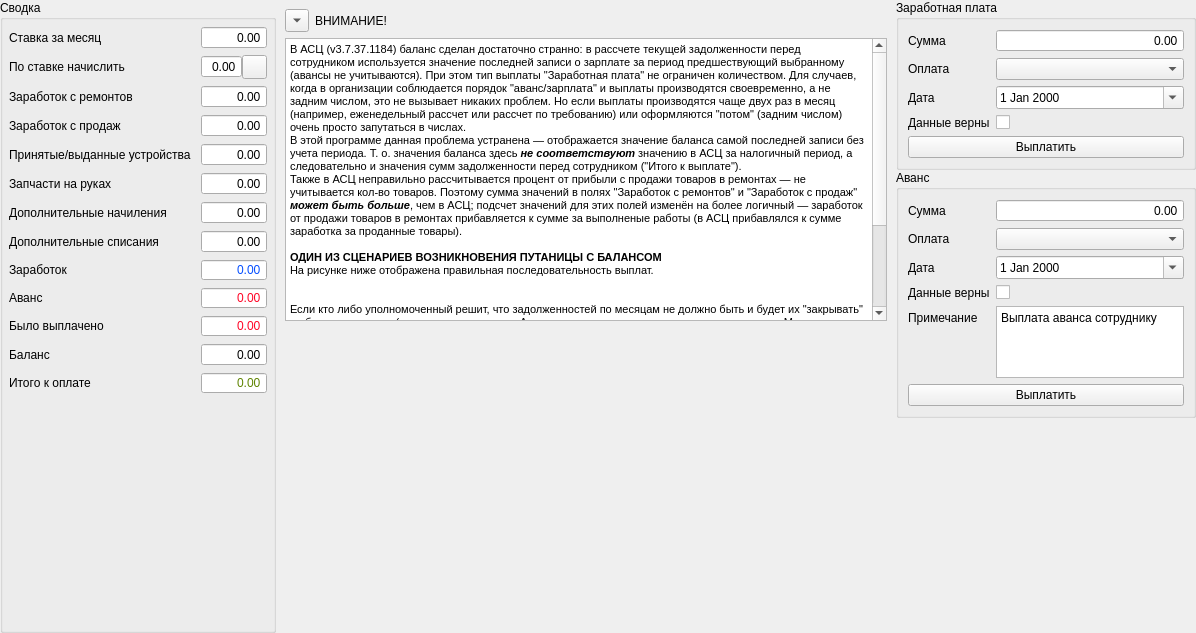
solderercb/snap_crm, file widgets/salarytabwidgets/spagesalarysummary.ui: the form before one commit.
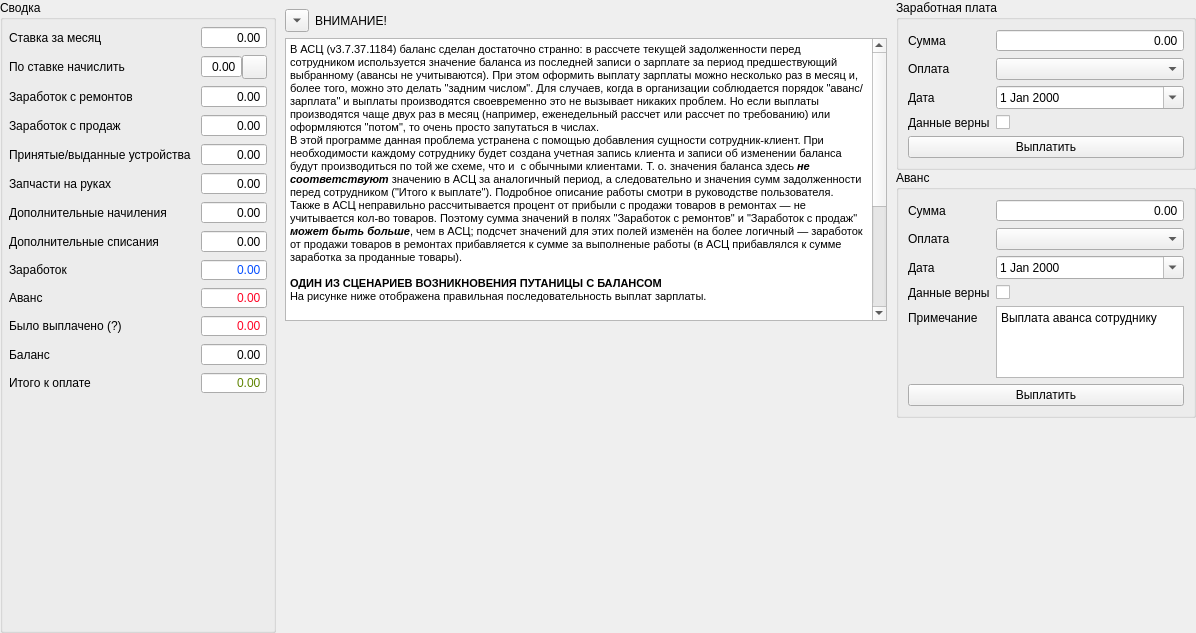
The form after the commit. Icons and pictures are not drawn. Custom widgets are drawn as their Qt base class.

Commit message: [SAVEGAME] Зарплата: реализована работа с балансом (требуется тщательное тестирование). Мелкие исправления.

```diff
--- a/widgets/salarytabwidgets/spagesalarysummary.ui
+++ b/widgets/salarytabwidgets/spagesalarysummary.ui
@@ -297,7 +297,7 @@
         <item row="10" column="0">
          <widget class="QLabel" name="labelPayed">
           <property name="text">
-           <string>Было выплачено</string>
+           <string>Было выплачено (?)</string>
           </property>
          </widget>
         </item>
@@ -405,15 +405,15 @@
 &lt;html&gt;&lt;head&gt;&lt;meta name=&quot;qrichtext&quot; content=&quot;1&quot; /&gt;&lt;style type=&quot;text/css&quot;&gt;
 p, li { white-space: pre-wrap; }
 &lt;/style&gt;&lt;/head&gt;&lt;body style=&quot; font-family:'MS Shell Dlg 2'; font-size:8.25pt; font-weight:400; font-style:normal;&quot;&gt;
-&lt;p style=&quot; margin-top:0px; margin-bottom:0px; margin-left:0px; margin-right:0px; -qt-block-indent:0; text-indent:0px;&quot;&gt;&lt;span style=&quot; font-size:8pt;&quot;&gt;В АСЦ (v3.7.37.1184) баланс сделан достаточно странно: в рассчете текущей задолженности перед сотрудником используется значение последней записи о зарплате за период предшествующий выбранному (авансы не учитываются). При этом тип выплаты &amp;quot;Заработная плата&amp;quot; не ограничен количеством. Для случаев, когда в организации соблюдается порядок &amp;quot;аванс/зарплата&amp;quot; и выплаты производятся своевременно, а не задним числом, это не вызывает никаких проблем. Но если выплаты производятся чаще двух раз в месяц (например, еженедельный рассчет или рассчет по требованию) или оформляются &amp;quot;потом&amp;quot; (задним числом) очень просто запутаться в числах.&lt;/span&gt;&lt;/p&gt;
-&lt;p style=&quot; margin-top:0px; margin-bottom:0px; margin-left:0px; margin-right:0px; -qt-block-indent:0; text-indent:0px;&quot;&gt;&lt;span style=&quot; font-size:8pt;&quot;&gt;В этой программе данная проблема устранена — отображается значение баланса самой последней записи без учета периода. Т. о. значения баланса здесь &lt;/span&gt;&lt;span style=&quot; font-size:8pt; font-weight:600; font-style:italic;&quot;&gt;не соответствуют&lt;/span&gt;&lt;span style=&quot; font-size:8pt;&quot;&gt; значению в АСЦ за налогичный период, а следовательно и значения сумм задолженности перед сотрудником (&amp;quot;Итого к выплате&amp;quot;).&lt;/span&gt;&lt;/p&gt;
-&lt;p style=&quot; margin-top:0px; margin-bottom:0px; margin-left:0px; margin-right:0px; -qt-block-indent:0; text-indent:0px;&quot;&gt;&lt;span style=&quot; font-size:8pt;&quot;&gt;Также в АСЦ неправильно рассчитывается процент от прибыли с продажи товаров в ремонтах — не учитывается кол-во товаров. Поэтому сумма значений в полях &amp;quot;Заработок с ремонтов&amp;quot; и &amp;quot;Заработок с продаж&amp;quot; &lt;/span&gt;&lt;span style=&quot; font-size:8pt; font-weight:600; font-style:italic;&quot;&gt;может быть больше&lt;/span&gt;&lt;span style=&quot; font-size:8pt;&quot;&gt;, чем в АСЦ; подсчет значений для этих полей изменён на более логичный — заработок от продажи товаров в ремонтах прибавляется к сумме за выполненые работы (в АСЦ прибавлялся к сумме заработка за проданные товары).&lt;/span&gt;&lt;/p&gt;
+&lt;p style=&quot; margin-top:0px; margin-bottom:0px; margin-left:0px; margin-right:0px; -qt-block-indent:0; text-indent:0px;&quot;&gt;&lt;span style=&quot; font-size:8pt;&quot;&gt;В АСЦ (v3.7.37.1184) баланс сделан достаточно странно: в рассчете текущей задолженности перед сотрудником используется значение баланса из последней записи о зарплате за период предшествующий выбранному (авансы не учитываются). При этом оформить выплату зарплаты можно несколько раз в месяц и, более того, можно это делать &amp;quot;задним числом&amp;quot;. Для случаев, когда в организации соблюдается порядок &amp;quot;аванс/зарплата&amp;quot; и выплаты производятся своевременно это не вызывает никаких проблем. Но если выплаты производятся чаще двух раз в месяц (например, еженедельный рассчет или рассчет по требованию) или оформляются &amp;quot;потом&amp;quot;, то очень просто запутаться в числах.&lt;/span&gt;&lt;/p&gt;
+&lt;p style=&quot; margin-top:0px; margin-bottom:0px; margin-left:0px; margin-right:0px; -qt-block-indent:0; text-indent:0px;&quot;&gt;&lt;span style=&quot; font-size:8pt;&quot;&gt;В этой программе данная проблема устранена с помощью добавления сущности сотрудник-клиент. При необходимости каждому сотруднику будет создана учетная запись клиента и записи об изменении баланса будут производиться по той же схеме, что и  с обычными клиентами. Т. о. значения баланса здесь &lt;/span&gt;&lt;span style=&quot; font-size:8pt; font-weight:600; font-style:italic;&quot;&gt;не соответствуют&lt;/span&gt;&lt;span style=&quot; font-size:8pt;&quot;&gt; значению в АСЦ за аналогичный период, а следовательно и значения сумм задолженности перед сотрудником (&amp;quot;Итого к выплате&amp;quot;). Подробное описание работы смотри в руководстве пользователя.&lt;/span&gt;&lt;/p&gt;
+&lt;p style=&quot; margin-top:0px; margin-bottom:0px; margin-left:0px; margin-right:0px; -qt-block-indent:0; text-indent:0px;&quot;&gt;&lt;span style=&quot; font-size:8pt;&quot;&gt;Также в АСЦ неправильно рассчитывается процент от прибыли с продажи товаров в ремонтах — не учитывается кол-во товаров. Поэтому сумма значений в полях &amp;quot;Заработок с ремонтов&amp;quot; и &amp;quot;Заработок с продаж&amp;quot; &lt;/span&gt;&lt;span style=&quot; font-size:8pt; font-weight:600; font-style:italic;&quot;&gt;может быть больше&lt;/span&gt;&lt;span style=&quot; font-size:8pt;&quot;&gt;, чем в АСЦ; подсчет значений для этих полей изменён на более логичный — заработок от продажи товаров в ремонтах прибавляется к сумме за выполненые работы (в АСЦ прибавлялся к сумме заработка за проданные товары). &lt;/span&gt;&lt;/p&gt;
 &lt;p style=&quot;-qt-paragraph-type:empty; margin-top:0px; margin-bottom:0px; margin-left:0px; margin-right:0px; -qt-block-indent:0; text-indent:0px; font-size:8pt;&quot;&gt;&lt;br /&gt;&lt;/p&gt;
 &lt;p style=&quot; margin-top:0px; margin-bottom:0px; margin-left:0px; margin-right:0px; -qt-block-indent:0; text-indent:0px;&quot;&gt;&lt;span style=&quot; font-size:8pt; font-weight:600;&quot;&gt;ОДИН ИЗ СЦЕНАРИЕВ ВОЗНИКНОВЕНИЯ ПУТАНИЦЫ С БАЛАНСОМ&lt;/span&gt;&lt;/p&gt;
-&lt;p style=&quot; margin-top:0px; margin-bottom:0px; margin-left:0px; margin-right:0px; -qt-block-indent:0; text-indent:0px;&quot;&gt;&lt;span style=&quot; font-size:8pt;&quot;&gt;На рисунке ниже отображена правильная последовательность выплат.&lt;/span&gt;&lt;/p&gt;
+&lt;p style=&quot; margin-top:0px; margin-bottom:0px; margin-left:0px; margin-right:0px; -qt-block-indent:0; text-indent:0px;&quot;&gt;&lt;span style=&quot; font-size:8pt;&quot;&gt;На рисунке ниже отображена правильная последовательность выплат зарплаты.&lt;/span&gt;&lt;/p&gt;
 &lt;p style=&quot; margin-top:0px; margin-bottom:0px; margin-left:0px; margin-right:0px; -qt-block-indent:0; text-indent:0px;&quot;&gt;&lt;img src=&quot;:/help/asc_salary_bug_example_01.png&quot; /&gt;&lt;/p&gt;
 &lt;p style=&quot;-qt-paragraph-type:empty; margin-top:0px; margin-bottom:0px; margin-left:0px; margin-right:0px; -qt-block-indent:0; text-indent:0px; font-size:8pt;&quot;&gt;&lt;br /&gt;&lt;/p&gt;
-&lt;p style=&quot; margin-top:0px; margin-bottom:0px; margin-left:0px; margin-right:0px; -qt-block-indent:0; text-indent:0px;&quot;&gt;&lt;span style=&quot; font-size:8pt;&quot;&gt;Если кто либо уполномоченный решит, что задолженностей по месяцам не должно быть и будет их &amp;quot;закрывать&amp;quot; в обратном порядке (т. е. загружать отчет за Апрель и закрывать долг, потом загружать отчет за Март ... , потом за Февраль ...), то сразу же после проводки каждой выплаты значение задолженности будет равно нулю (на рисунке шаг №№6..9)&lt;/span&gt;&lt;/p&gt;
+&lt;p style=&quot; margin-top:0px; margin-bottom:0px; margin-left:0px; margin-right:0px; -qt-block-indent:0; text-indent:0px;&quot;&gt;&lt;span style=&quot; font-size:8pt;&quot;&gt;Из таблицы видно, что в Январе и Марте сотруднику выплачены не все заработанные деньги, часть из них записана на баланс. И только в Мае был произведён полный расчет. Если при просмотре отчетов за прошедшие месяцы уполномоченный сотрудник решит, что задолженностей по месяцам не должно быть и будет их &amp;quot;закрывать&amp;quot; в обратном порядке (т. е. загружать отчет за Апрель и закрывать долг, потом загружать отчет за Март ... , потом за Февраль ...), то сразу же после проводки каждой выплаты значение задолженности будет равно нулю (на рисунке шаг №№6..9)&lt;/span&gt;&lt;/p&gt;
 &lt;p style=&quot; margin-top:0px; margin-bottom:0px; margin-left:0px; margin-right:0px; -qt-block-indent:0; text-indent:0px;&quot;&gt;&lt;img src=&quot;:/help/asc_salary_bug_example_02.png&quot; /&gt;&lt;/p&gt;
 &lt;p style=&quot;-qt-paragraph-type:empty; margin-top:0px; margin-bottom:0px; margin-left:0px; margin-right:0px; -qt-block-indent:0; text-indent:0px; font-size:8pt;&quot;&gt;&lt;br /&gt;&lt;/p&gt;
 &lt;p style=&quot; margin-top:0px; margin-bottom:0px; margin-left:0px; margin-right:0px; -qt-block-indent:0; text-indent:0px;&quot;&gt;&lt;span style=&quot; font-size:8pt;&quot;&gt;Но при следующей загрузке отчетов за Февраль..Май в поле &amp;quot;К выплате&amp;quot; будут отрицательные значения, как будто сотрудник должен организации (на рисунке шаги №№10..13, последовательность выбора месяца не важна).&lt;/span&gt;&lt;/p&gt;
```
Left out of the diff: 3 changed lines with no effect on the pictures. The commit also changes 21 other files.
